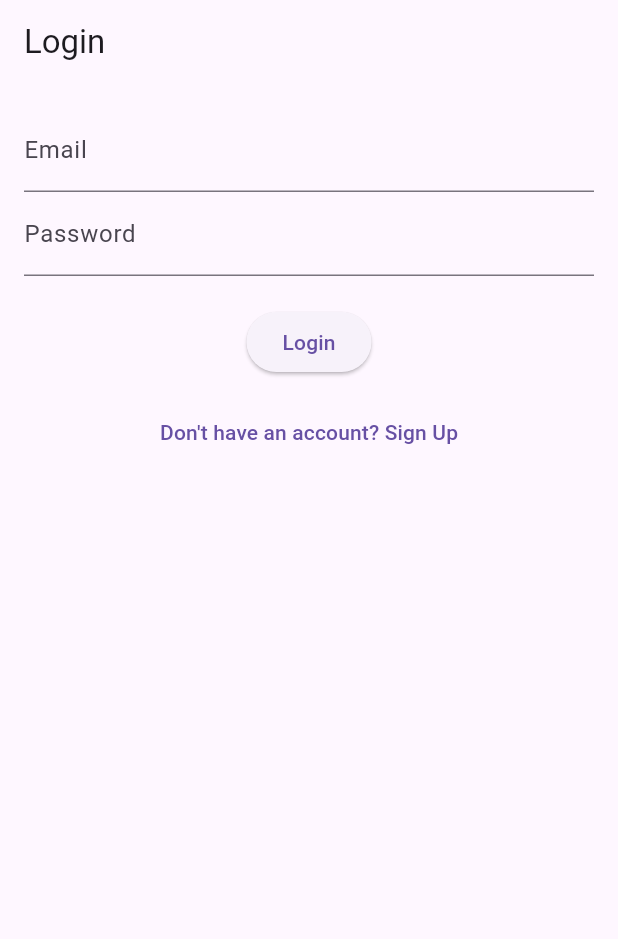
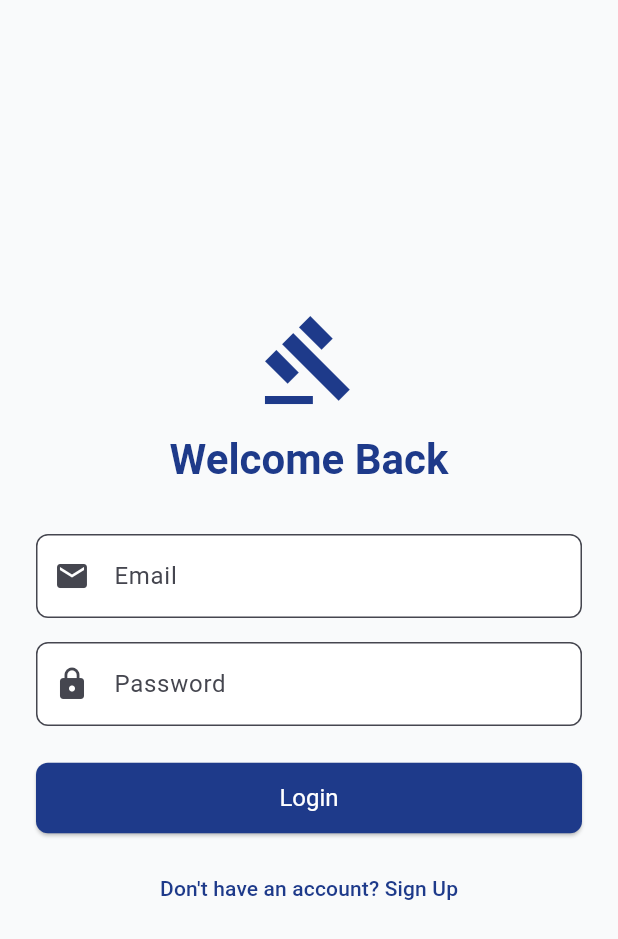
Before and after one commit to djbelmonte/bednbody-app, a Flutter app: the screen it shows after launch, on a phone screen of 412 x 824 dp. Shown: the top 939 px of the screen. Run offline on Flutter 3.47's test engine with Material 3 defaults, Android fonts, the phone set to English and light mode, and no system bars; our stand-ins replace cloud_firestore, firebase_auth, firebase_core; accounts and stored records are empty.

Commit message:
Add a theme for UI, improve styling a bit

```diff
--- a/lib/main.dart
+++ b/lib/main.dart
@@ -18,7 +18,51 @@ class MyApp extends StatelessWidget {
   Widget build(BuildContext context) {
     return MaterialApp(
       title: 'Flutter Demo',
-      theme: ThemeData(primarySwatch: Colors.blue),
+      theme: ThemeData(
+        useMaterial3: true,
+        scaffoldBackgroundColor: const Color(0xFFF9FAFB), // light gray
+        colorScheme: ColorScheme.fromSeed(
+          seedColor: const Color(0xFF1E3A8A), // primary
+          primary: const Color(0xFF1E3A8A),   // Indigo 900
+          secondary: const Color(0xFF38BDF8), // Sky 400
+          surface: Colors.white,
+          error: const Color(0xFFEF4444), // Red 500
+          brightness: Brightness.light,
+        ),
+        appBarTheme: const AppBarTheme(
+          backgroundColor: Colors.white,
+          foregroundColor: Color(0xFF1E3A8A),
+          elevation: 0,
+          titleTextStyle: TextStyle(
+            color: Color(0xFF1E3A8A),
+            fontSize: 20,
+            fontWeight: FontWeight.bold,
+          ),
+        ),
+        inputDecorationTheme: InputDecorationTheme(
+          filled: true,
+          fillColor: Colors.white,
+          border: OutlineInputBorder(
+            borderRadius: BorderRadius.circular(8),
+            borderSide: BorderSide(color: Colors.grey.shade300),
+          ),
+          focusedBorder: OutlineInputBorder(
+            borderRadius: BorderRadius.circular(8),
+            borderSide: const BorderSide(color: Color(0xFF1E3A8A)),
+          ),
+        ),
+        elevatedButtonTheme: ElevatedButtonThemeData(
+          style: ElevatedButton.styleFrom(
+            backgroundColor: const Color(0xFF1E3A8A),
+            foregroundColor: Colors.white,
+            padding: const EdgeInsets.symmetric(vertical: 14),
+            textStyle: const TextStyle(fontSize: 16),
+            shape: RoundedRectangleBorder(
+              borderRadius: BorderRadius.circular(8),
+            ),
+          ),
+        ),
+      ),
       home: const AuthScreen(),
     );
   }
--- a/lib/screens/login_signup_screen.dart
+++ b/lib/screens/login_signup_screen.dart
@@ -17,8 +17,10 @@ class _AuthScreenState extends State<AuthScreen> {
   final _passwordController = TextEditingController();
   String _selectedRole = 'client';
   bool _isLogin = true;
+  bool _isLoading = false;
 
   Future<void> _submit() async {
+    setState(() => _isLoading = true);
     try {
       if (_isLogin) {
         // LOGIN
@@ -35,7 +37,6 @@ class _AuthScreenState extends State<AuthScreen> {
             .get();
 
         final role = doc['role'];
-        print("✅ Logged in as $role");
 
         if (role == 'client') {
           Navigator.pushReplacement(
@@ -64,9 +65,6 @@ class _AuthScreenState extends State<AuthScreen> {
           'role': _selectedRole,
         });
 
-        print("✅ Signed up as $_selectedRole");
-
-        // Redirect after signup
         if (_selectedRole == 'client') {
           Navigator.pushReplacement(
             context,
@@ -80,33 +78,61 @@ class _AuthScreenState extends State<AuthScreen> {
         }
       }
     } catch (e) {
-      print("❌ Error: $e");
-      ScaffoldMessenger.of(context)
-          .showSnackBar(SnackBar(content: Text("Auth failed.")));
+      ScaffoldMessenger.of(context).showSnackBar(
+        SnackBar(content: Text("❌ Auth failed: ${e.toString()}")),
+      );
+    } finally {
+      setState(() => _isLoading = false);
     }
   }
 
   @override
   Widget build(BuildContext context) {
+    final color = Theme.of(context).colorScheme;
+
     return Scaffold(
-      appBar: AppBar(title: Text(_isLogin ? "Login" : "Sign Up")),
-      body: Padding(
-        padding: const EdgeInsets.all(16),
+      body: Center(
+        child: SingleChildScrollView(
+          padding: const EdgeInsets.symmetric(horizontal: 24, vertical: 32),
           child: Column(
+            crossAxisAlignment: CrossAxisAlignment.stretch,
             children: [
+              Icon(Icons.gavel, size: 64, color: color.primary),
+              const SizedBox(height: 16),
+              Text(
+                _isLogin ? "Welcome Back" : "Create an Account",
+                textAlign: TextAlign.center,
+                style: Theme.of(context).textTheme.headlineMedium?.copyWith(
+                      fontWeight: FontWeight.bold,
+                      color: color.primary,
+                    ),
+              ),
+              const SizedBox(height: 32),
               TextField(
                 controller: _emailController,
-              decoration: const InputDecoration(labelText: "Email"),
+                decoration: const InputDecoration(
+                  labelText: "Email",
+                  prefixIcon: Icon(Icons.email),
                 ),
+                keyboardType: TextInputType.emailAddress,
+              ),
+              const SizedBox(height: 16),
               TextField(
                 controller: _passwordController,
-              decoration: const InputDecoration(labelText: "Password"),
+                decoration: const InputDecoration(
+                  labelText: "Password",
+                  prefixIcon: Icon(Icons.lock),
+                ),
                 obscureText: true,
               ),
               if (!_isLogin) ...[
-              const SizedBox(height: 12),
-              DropdownButton<String>(
+                const SizedBox(height: 16),
+                DropdownButtonFormField<String>(
                   value: _selectedRole,
+                  decoration: const InputDecoration(
+                    labelText: "Select Role",
+                    prefixIcon: Icon(Icons.person),
+                  ),
                   onChanged: (val) {
                     if (val != null) {
                       setState(() => _selectedRole = val);
@@ -118,8 +144,10 @@ class _AuthScreenState extends State<AuthScreen> {
                   ],
                 ),
               ],
-            const SizedBox(height: 20),
-            ElevatedButton(
+              const SizedBox(height: 24),
+              _isLoading
+                  ? const Center(child: CircularProgressIndicator())
+                  : ElevatedButton(
                       onPressed: _submit,
                       child: Text(_isLogin ? "Login" : "Sign Up"),
                     ),
@@ -128,11 +156,15 @@ class _AuthScreenState extends State<AuthScreen> {
                 onPressed: () {
                   setState(() => _isLogin = !_isLogin);
                 },
-              child: Text(_isLogin
+                child: Text(
+                  _isLogin
                       ? "Don't have an account? Sign Up"
-                  : "Already have an account? Login"),
+                      : "Already have an account? Login",
+                  style: TextStyle(color: color.primary),
+                ),
               ),
             ],
+          ),
         ),
       ),
     );
```
Also changed, not shown: lib/screens/client_home.dart (+23 -3 lines), lib/screens/lawyer_home.dart (+22 -2 lines). Lines whose indentation alone changed are shown as unchanged.
